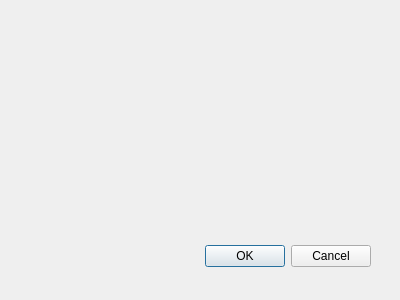
First picture: the form in Dialogs/EditViewsDialog.ui, repository AmbreM71/MovieManager, before the edit.
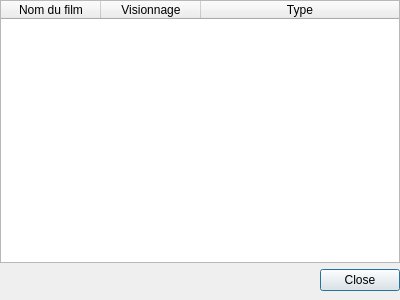
Second picture: the form after the edit.

Commit message: Implements views manager of a movie

The edit to the form file:
```diff
--- a/Dialogs/EditViewsDialog.ui
+++ b/Dialogs/EditViewsDialog.ui
@@ -16,22 +16,67 @@
   <property name="modal">
    <bool>true</bool>
   </property>
-  <widget class="QDialogButtonBox" name="buttonBox">
-   <property name="geometry">
-    <rect>
-     <x>30</x>
-     <y>240</y>
-     <width>341</width>
-     <height>32</height>
-    </rect>
+  <layout class="QVBoxLayout" name="verticalLayout">
+   <property name="leftMargin">
+    <number>0</number>
    </property>
-   <property name="orientation">
-    <enum>Qt::Horizontal</enum>
+   <property name="topMargin">
+    <number>0</number>
    </property>
-   <property name="standardButtons">
-    <set>QDialogButtonBox::Cancel|QDialogButtonBox::Ok</set>
+   <property name="rightMargin">
+    <number>0</number>
    </property>
-  </widget>
+   <property name="bottomMargin">
+    <number>9</number>
+   </property>
+   <item>
+    <widget class="QTableWidget" name="tableWidget">
+     <property name="horizontalScrollBarPolicy">
+      <enum>Qt::ScrollBarAlwaysOff</enum>
+     </property>
+     <property name="sizeAdjustPolicy">
+      <enum>QAbstractScrollArea::AdjustToContents</enum>
+     </property>
+     <property name="alternatingRowColors">
+      <bool>true</bool>
+     </property>
+     <property name="selectionBehavior">
+      <enum>QAbstractItemView::SelectRows</enum>
+     </property>
+     <attribute name="horizontalHeaderStretchLastSection">
+      <bool>true</bool>
+     </attribute>
+     <attribute name="verticalHeaderVisible">
+      <bool>false</bool>
+     </attribute>
+     <column>
+      <property name="text">
+       <string>Nom du film</string>
+      </property>
+     </column>
+     <column>
+      <property name="text">
+       <string>Visionnage</string>
+      </property>
+     </column>
+     <column>
+      <property name="text">
+       <string>Type</string>
+      </property>
+     </column>
+    </widget>
+   </item>
+   <item>
+    <widget class="QDialogButtonBox" name="buttonBox">
+     <property name="orientation">
+      <enum>Qt::Horizontal</enum>
+     </property>
+     <property name="standardButtons">
+      <set>QDialogButtonBox::Close</set>
+     </property>
+    </widget>
+   </item>
+  </layout>
  </widget>
  <resources/>
  <connections>
```
The commit also changes 3 other files.
